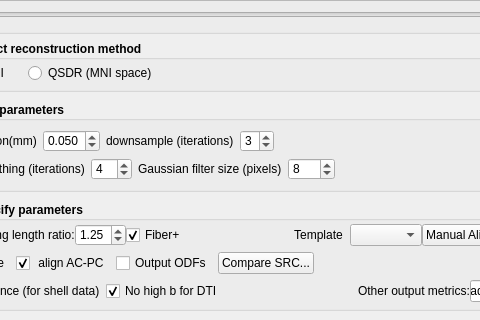
The window that reconstruction/reconstruction_window.ui (frankyeh/DSI-Studio) describes before a commit, drawn with Qt 5; both pictures show x 110 to 590 and y 386 to 706 of the 848 by 706 pixel window.
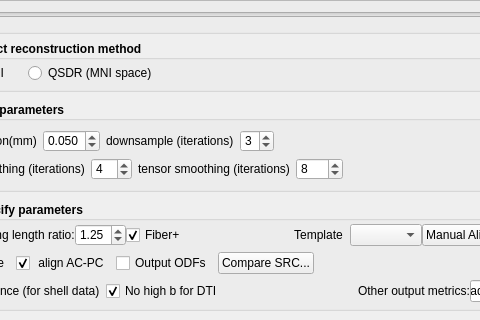
The same window after the commit. Icons and pictures are not drawn.

The edit to the form file:
```diff
--- a/reconstruction/reconstruction_window.ui
+++ b/reconstruction/reconstruction_window.ui
@@ -738,7 +738,7 @@
                  <item>
                   <widget class="QLabel" name="label_4">
                    <property name="text">
-                    <string>Gaussian filter size (pixels)</string>
+                    <string>tensor smoothing (iterations)</string>
                    </property>
                   </widget>
                  </item>
```
Left out of the diff: 2 changed lines with no effect on the pictures.
